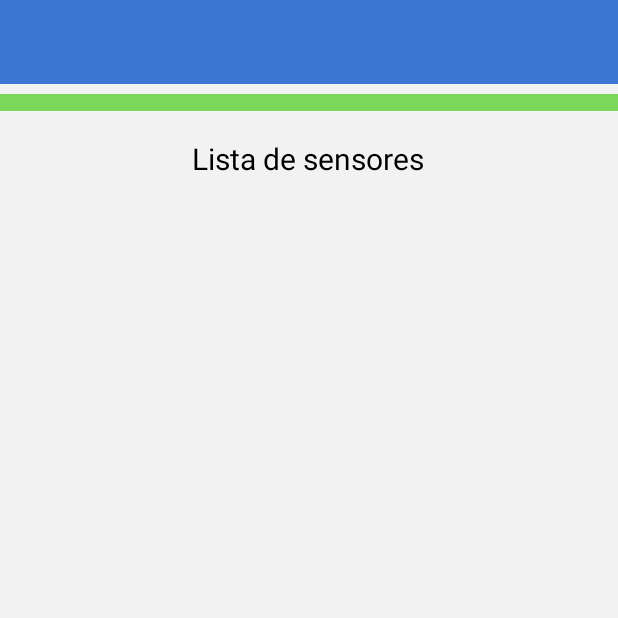
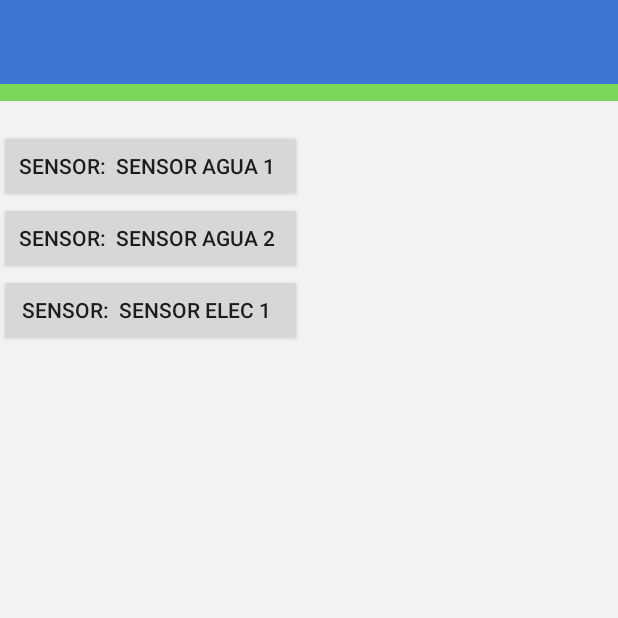
Before and after one commit to pipo2310/Sensors, an Android app: the vistaSensores screen opened directly, with no data from a screen before it, on a phone screen of 412 x 824 dp, the top half of it. Run offline under Robolectric (Android 15) with nearby library versions, the phone set to English and light mode, and no system bars.

Commit message:
Code for List

```diff
--- a/MyApplication123/app/src/main/java/com/example/myapplication123/MainActivity.kt
+++ b/MyApplication123/app/src/main/java/com/example/myapplication123/MainActivity.kt
@@ -2,11 +2,17 @@ package com.example.myapplication123
 
 import androidx.appcompat.app.AppCompatActivity
 import android.os.Bundle
+import android.widget.Button
+import kotlinx.android.synthetic.*
 
 class MainActivity : AppCompatActivity() {
 
     override fun onCreate(savedInstanceState: Bundle?) {
         super.onCreate(savedInstanceState)
-        setContentView(R.layout.activity_main)
+        setContentView(R.layout.activity_main);
+
+        //Button agregarProb = findViewById(R.id.button);
+        //Button agregarProb = clearFindViewByIdCache(R.id.button);
+
     }
 }
--- a/MyApplication123/app/src/main/java/com/example/myapplication123/vistaSensores.kt
+++ b/MyApplication123/app/src/main/java/com/example/myapplication123/vistaSensores.kt
@@ -2,11 +2,73 @@ package com.example.myapplication123
 
 import androidx.appcompat.app.AppCompatActivity
 import android.os.Bundle
+import android.app.ActionBar
+import android.widget.TableLayout
+import android.util.Log
+import kotlinx.android.synthetic.main.activity_main.*
+import android.view.ViewGroup
+import android.view.View
+import android.widget.Button
+import android.widget.TableRow
+import kotlinx.android.synthetic.main.activity_main.view.*
+import android.widget.TextView
+import kotlinx.android.synthetic.main.activity_vista_sensores.*
 
 class vistaSensores : AppCompatActivity() {
+    lateinit var t1: TableLayout
+
+    //var sensores
+
+    val tableLayout by lazy { TableLayout(this) }
 
     override fun onCreate(savedInstanceState: Bundle?) {
         super.onCreate(savedInstanceState)
         setContentView(R.layout.activity_vista_sensores)
+        t1 = TableLayout(this)
+
+        /* Llenar vector de sensores
+        * */
+        val filas = 3 // Obtener count de sensores
+
+        val nomSensores = arrayOf("SENSOR AGUA 1", "SENSOR AGUA 2", "SENSOR ELEC 1")
+
+
+        val lp = TableLayout.LayoutParams(ViewGroup.LayoutParams.MATCH_PARENT, ViewGroup.LayoutParams.MATCH_PARENT)
+        tableLayout.apply {
+            layoutParams = lp
+            //isShrinkAllColumns = true
+        }
+
+
+        createTable(filas, nomSensores)
+
+
     }
+
+    fun createTable(rows: Int , sensores:Array<String>){
+        for (i in 0 until rows) {
+
+            val row = TableRow(this)
+            row.layoutParams = ViewGroup.LayoutParams(ViewGroup.LayoutParams.MATCH_PARENT,
+                ViewGroup.LayoutParams.WRAP_CONTENT)
+
+
+
+            val button = Button(this)
+            button.apply {
+                layoutParams = TableRow.LayoutParams(TableRow.LayoutParams.WRAP_CONTENT,
+                    TableRow.LayoutParams.WRAP_CONTENT)
+                text = "Sensor:  ${sensores.get(i)}  "
+            }
+            row.addView(button)
+
+
+
+            tableLayout.addView(row)
+        }
+        linearLayout.addView(tableLayout)
+
+    }
+
+
 }
--- a/MyApplication123/app/src/main/res/layout/activity_vista_sensores.xml
+++ b/MyApplication123/app/src/main/res/layout/activity_vista_sensores.xml
@@ -1,12 +1,14 @@
 <?xml version="1.0" encoding="utf-8"?>
-<androidx.constraintlayout.widget.ConstraintLayout
+<LinearLayout
         xmlns:android="http://schemas.android.com/apk/res/android"
         xmlns:tools="http://schemas.android.com/tools"
         xmlns:app="http://schemas.android.com/apk/res-auto"
+        android:id="@+id/linearLayout"
         android:layout_width="match_parent"
         android:layout_height="match_parent"
         android:background="@color/fondo"
-        tools:context=".MainActivity">
+        tools:context=".MainActivity"
+        android:orientation="vertical">
 
     <androidx.appcompat.widget.Toolbar
             android:id="@+id/toolbar"
@@ -31,16 +33,11 @@
             app:layout_constraintStart_toStartOf="parent"
             app:layout_constraintTop_toTopOf="@+id/toolbar"
             app:layout_constraintVertical_bias="0.077"/>
-    <TextView
-            android:textColor="#000000"
-            android:text="Lista de sensores"
-            android:layout_width="wrap_content"
-            android:layout_height="wrap_content"
-            android:id="@+id/textView5" android:textSize="20sp" android:layout_marginStart="8dp"
-            app:layout_constraintStart_toStartOf="parent" android:layout_marginLeft="8dp" android:layout_marginEnd="8dp"
-            app:layout_constraintEnd_toEndOf="parent" android:layout_marginRight="8dp"
-            android:layout_marginTop="36dp"
-            app:layout_constraintTop_toBottomOf="@+id/toolbar" app:layout_constraintHorizontal_bias="0.497"/>
 
 
-</androidx.constraintlayout.widget.ConstraintLayout>
+    <TextView
+            android:id="@+id/textView"
+            android:layout_width="wrap_content"
+            android:layout_height="wrap_content" />
+
+</LinearLayout>
```
Also changed, not shown: MyApplication123/app/src/main/res/drawable/deleteicon.png (added), MyApplication123/app/src/main/res/drawable/editbutton.png (added).
